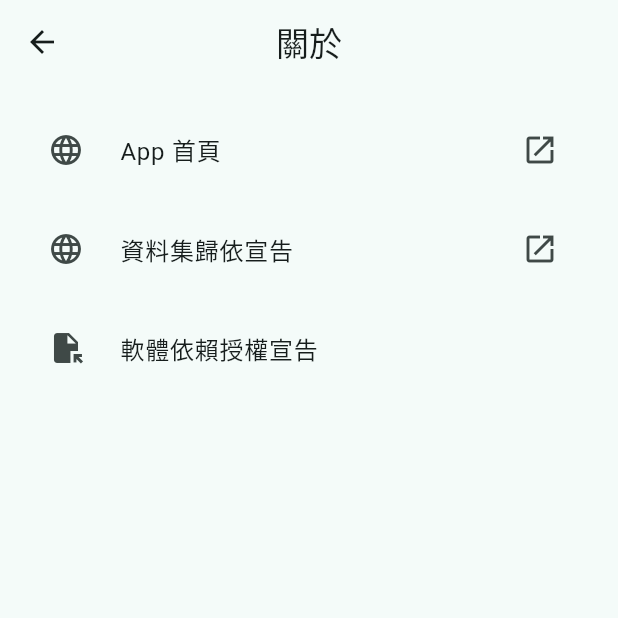
After one commit to ljcucc/realtime-taiwan, a Flutter app: the AboutPage screen opened directly, on a phone screen of 412 x 824 dp, the top half of it. The commit adds this screen. Run offline on Flutter 3.47's test engine with Material 2 defaults, Android fonts, the phone set to English and light mode, and no system bars; our stand-ins replace flutter_map, latlong2, location, sqlite3_flutter_libs; missing offline and left inert: sqlite3.

Commit message:
add variable source list, change settings, add data attr, add about page

```diff
--- a/lib/data/map_source.dart
+++ b/lib/data/map_source.dart
@@ -1,13 +1,31 @@
 import 'package:flutter/material.dart';
 
-// TODO: fix enum type and string type issue
+const MapTileOptions = [
+  MapTileOption(
+    url: "https://tile.openstreetmap.org/{z}/{x}/{y}.png",
+    name: "OpenStreetMap",
+  ),
+  MapTileOption(
+    url: "https://mt1.google.com/vt/lyrs=m&x={x}&y={y}&z={z}",
+    name: "Google Maps",
+  ),
+];
+
+class MapTileOption {
+  final String url;
+  final String name;
+
+  const MapTileOption({
+    required this.url,
+    required this.name,
+  });
+}
+
 class MapSourceModel extends ChangeNotifier {
-  String? source;
+  MapTileOption? type;
 
-  void fetchPreference() {}
-
-  void setSource(String url) {
-    source = url;
+  void setType(MapTileOption type) {
+    this.type = type;
     notifyListeners();
   }
 }
--- /dev/null
+++ b/lib/pages/about.dart
@@ -0,0 +1,55 @@
+import 'package:flutter/material.dart';
+import 'package:realtime_taiwan/tabs/settings/list_section.dart';
+import 'package:url_launcher/url_launcher.dart';
+
+class AboutPage extends StatelessWidget {
+  const AboutPage({super.key});
+
+  @override
+  Widget build(BuildContext context) {
+    return Scaffold(
+      appBar: AppBar(
+        centerTitle: true,
+        title: Text("關於"),
+      ),
+      body: SafeArea(
+        child: ListView(
+          padding: EdgeInsets.all(16),
+          children: [
+            ListSectionWidget(
+                icon: Icon(Icons.language),
+                title: "App 首頁",
+                trailing: Icon(Icons.open_in_new),
+                onTap: () async {
+                  await launchUrl(Uri.parse("https://realtime-taiwan.ljcu.cc"));
+                }),
+            ListSectionWidget(
+                icon: Icon(Icons.language),
+                title: "資料集歸依宣告",
+                trailing: Icon(Icons.open_in_new),
+                onTap: () async {
+                  await launchUrl(
+                      Uri.parse("https://realtime-taiwan.ljcu.cc#/data"));
+                }),
+            ListSectionWidget(
+              icon: Icon(Icons.file_open),
+              title: "軟體依賴授權宣告",
+              onTap: () {
+                Navigator.of(context).push(
+                  MaterialPageRoute(
+                    builder: (context) {
+                      return const LicensePage(
+                        applicationVersion: "1.0.0",
+                        applicationLegalese: "Made with love from the_ITWolf",
+                      );
+                    },
+                  ),
+                );
+              },
+            ),
+          ],
+        ),
+      ),
+    );
+  }
+}
--- /dev/null
+++ b/lib/tabs/settings/list_section.dart
@@ -0,0 +1,52 @@
+import 'package:flutter/material.dart';
+
+class ListSectionWidget extends StatelessWidget {
+  final String title;
+  final String? subtitle;
+  final Icon icon;
+  final Widget? trailing;
+  final Color? color, textColor;
+  final VoidCallback? onTap;
+  final EdgeInsets? padding;
+
+  const ListSectionWidget({
+    super.key,
+    required this.title,
+    this.subtitle,
+    required Icon this.icon,
+    this.trailing,
+    this.color,
+    this.padding,
+    this.onTap,
+    this.textColor,
+  });
+
+  @override
+  Widget build(BuildContext context) {
+    return Container(
+      padding: EdgeInsets.only(bottom: 10.0),
+      child: InkWell(
+        borderRadius: BorderRadius.all(Radius.circular(12)),
+        onTap: onTap ?? () {},
+        child: Container(
+          padding: padding,
+          decoration: BoxDecoration(
+            color: color,
+            borderRadius: BorderRadius.all(Radius.circular(12)),
+          ),
+          child: ListTile(
+            leading: Padding(
+              padding: const EdgeInsets.only(right: 8.0),
+              child: icon,
+            ),
+            title: Text(
+              title,
+            ),
+            subtitle: subtitle != null ? Text(subtitle!) : null,
+            trailing: trailing,
+          ),
+        ),
+      ),
+    );
+  }
+}
```
Also changed, not shown: lib/tabs/maps/maps.dart (+24 -6 lines), lib/tabs/maps/maps_display.dart (+5 -2 lines), lib/tabs/settings/map_selector_dialog.dart (+20 -24 lines), lib/tabs/settings/settings.dart (+13 -99 lines).
